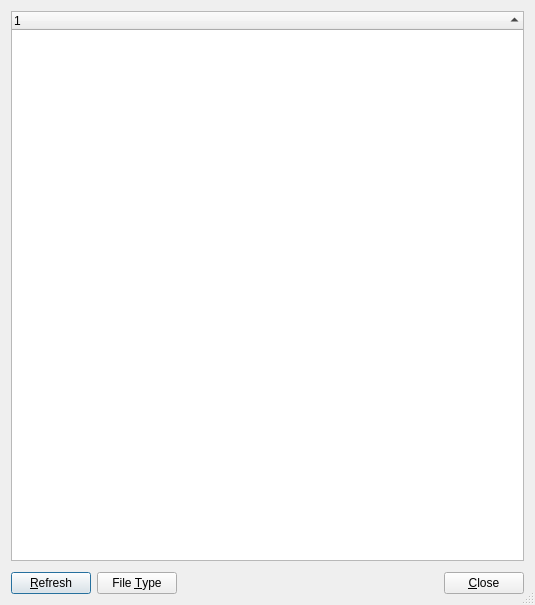
Above: src/file-type-stats-window.ui from shundhammer/qdirstat before the change. Below: the same form after it.
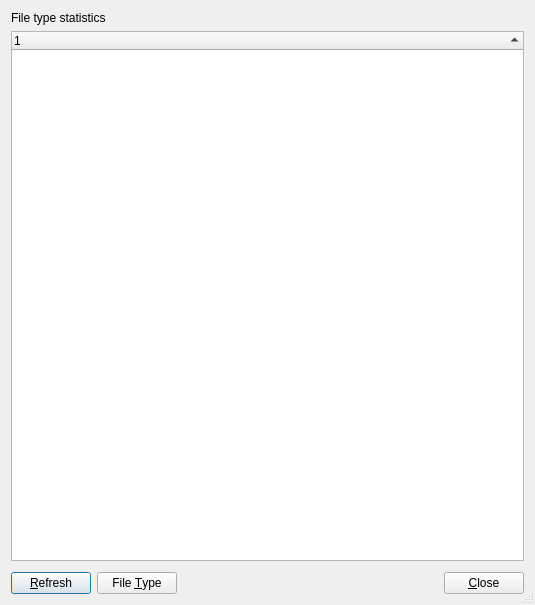
That is the form after the change.

Commit message: File type stats for any dir, not just root

The edit to the form file:
```diff
--- a/src/file-type-stats-window.ui
+++ b/src/file-type-stats-window.ui
@@ -17,6 +17,13 @@
    <bool>true</bool>
   </property>
   <layout class="QVBoxLayout" name="verticalLayout">
+   <item>
+    <widget class="QLabel" name="heading">
+     <property name="text">
+      <string>File type statistics</string>
+     </property>
+    </widget>
+   </item>
    <item>
     <widget class="QTreeWidget" name="treeWidget">
      <property name="sortingEnabled">
```
The commit also changes 9 other files.
